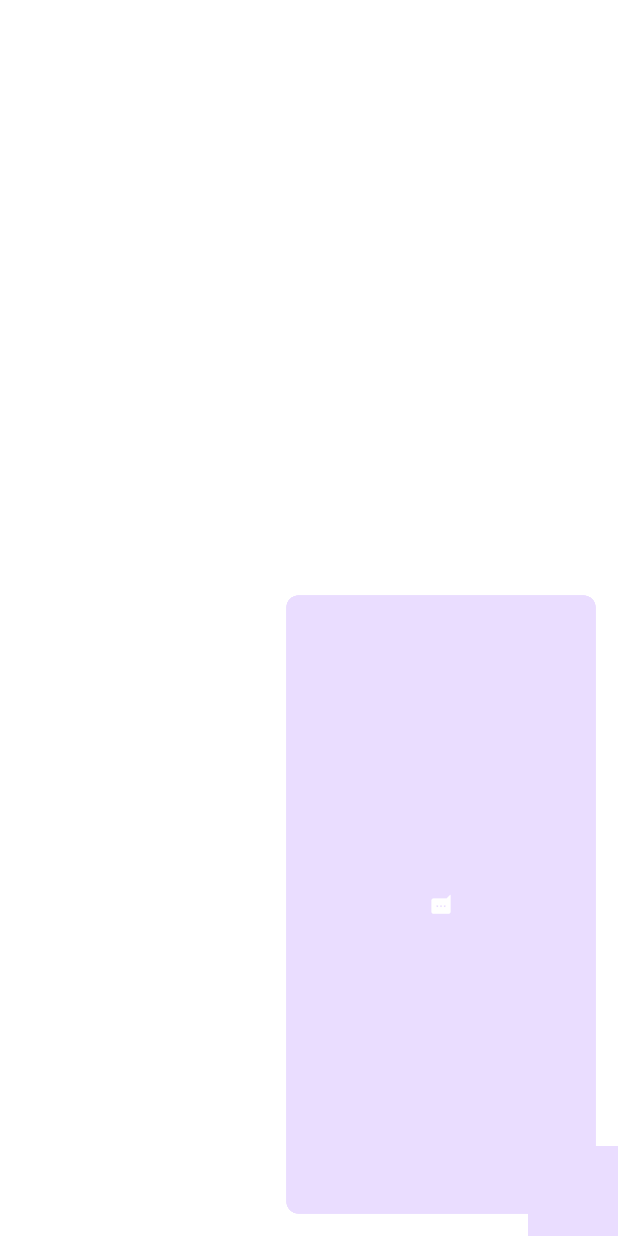
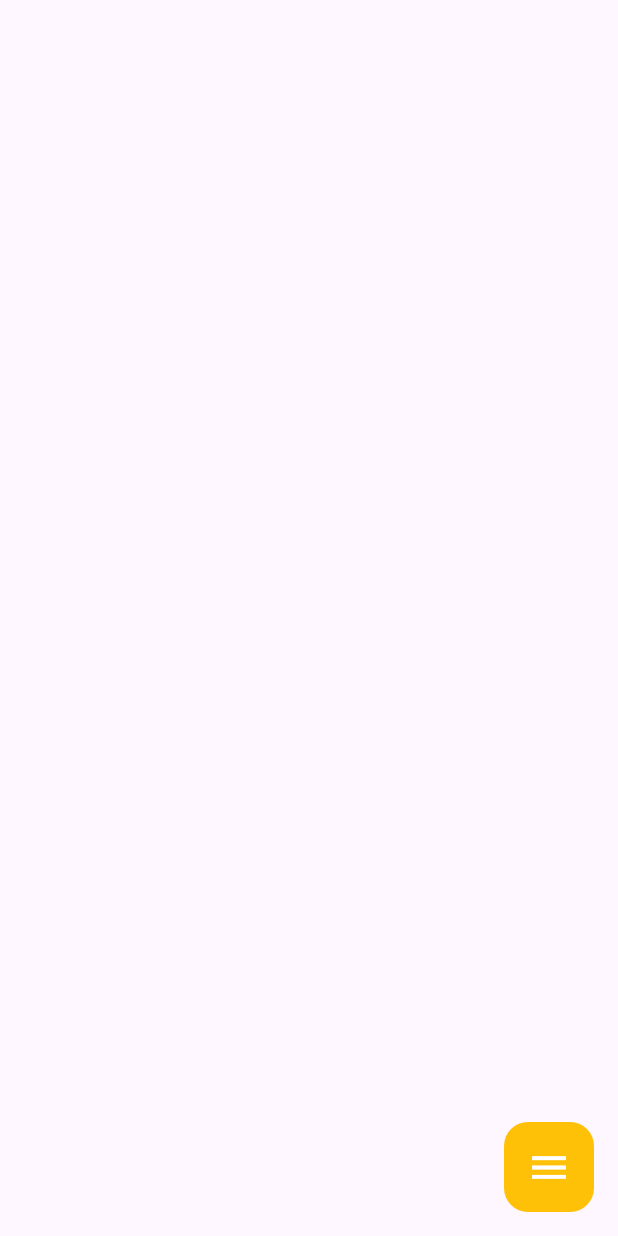
Before and after one commit to devhasanalhamed/playground, a Flutter app: the screen it shows after launch, on a phone screen of 412 x 824 dp. Run offline on Flutter 3.47's test engine with Material 3 defaults, Android fonts, the phone set to English and light mode, and no system bars; our stand-ins replace im_stepper, image_picker; missing offline and left inert: image_compare.

Commit message:
Update circular_fab_widget.dart

```diff
--- a/lib/floating_action_button/circular_fab_widget.dart
+++ b/lib/floating_action_button/circular_fab_widget.dart
@@ -2,16 +2,29 @@ import 'dart:math';
 
 import 'package:flutter/material.dart';
 
-double buttonSize = 60;
-
-class CircularFabWidget extends StatefulWidget {
+class CircularFabWidget extends StatelessWidget {
   const CircularFabWidget({super.key});
 
   @override
-  State<CircularFabWidget> createState() => _CircularFabWidgetState();
+  Widget build(BuildContext context) {
+    return Scaffold(
+      floatingActionButton: CircularFabFloatingActionButton(),
+    );
+  }
 }
 
-class _CircularFabWidgetState extends State<CircularFabWidget>
+double buttonSize = 60;
+
+class CircularFabFloatingActionButton extends StatefulWidget {
+  const CircularFabFloatingActionButton({super.key});
+
+  @override
+  State<CircularFabFloatingActionButton> createState() =>
+      _CircularFabFloatingActionButton();
+}
+
+class _CircularFabFloatingActionButton
+    extends State<CircularFabFloatingActionButton>
     with SingleTickerProviderStateMixin {
   late AnimationController controller;
 
@@ -57,6 +70,7 @@ class _CircularFabWidgetState extends State<CircularFabWidget>
           },
           elevation: 0,
           splashColor: Colors.black,
+          backgroundColor: Colors.amber,
           child: Icon(
             icon,
             color: Colors.white,
```
